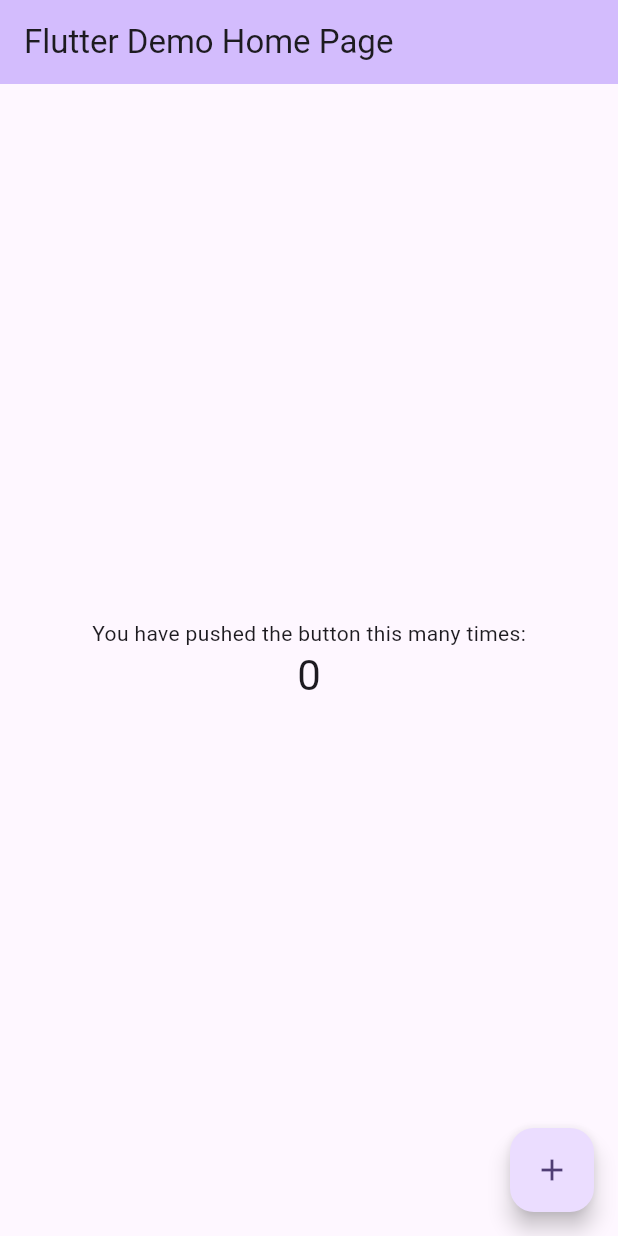
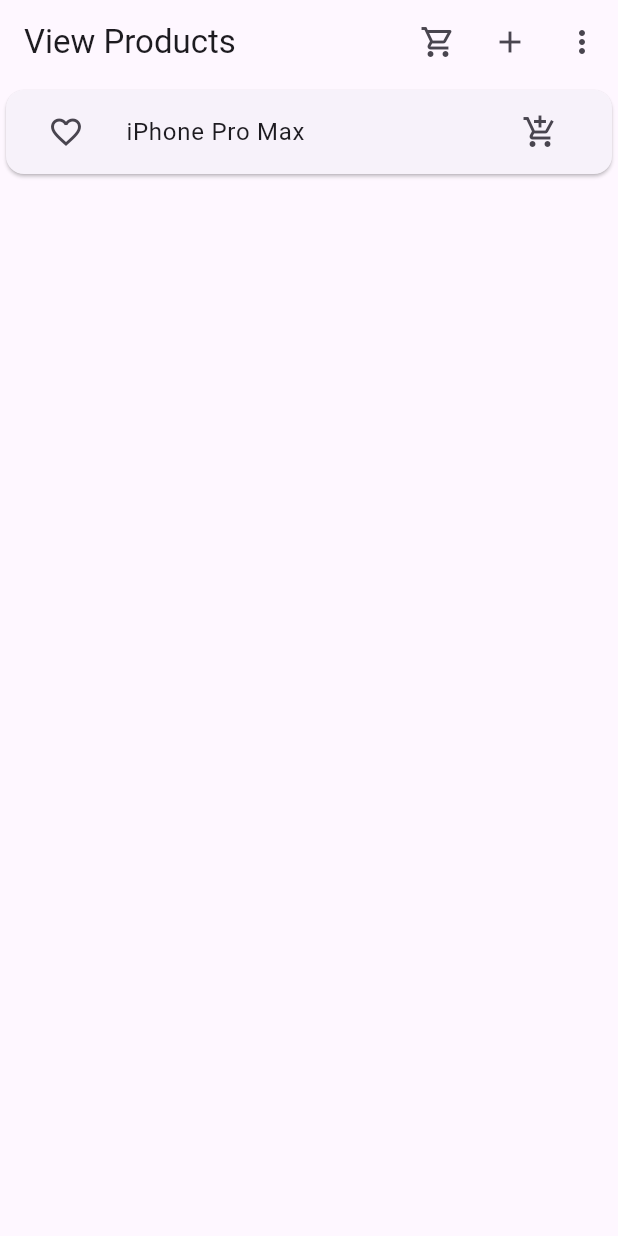
Before and after one commit to ajchrstnosias/MAD_Assignment3, a Flutter app: the screen it shows after launch, on a phone screen of 412 x 824 dp. Run offline on Flutter 3.47's test engine with Material 3 defaults, Android fonts, the phone set to English and light mode, and no system bars; our stand-ins replace realm; generated files the repository leaves out were written again.

Commit message:
2nd push

```diff
--- a/osias_assignment3/lib/main.dart
+++ b/osias_assignment3/lib/main.dart
@@ -1,122 +1,24 @@
 import 'package:flutter/material.dart';
+import 'package:osias_assignment3/models/cart.dart';
+import 'package:osias_assignment3/models/productprovider.dart';
+import 'package:osias_assignment3/screens/product_screen.dart';
+import 'package:provider/provider.dart';
 
 void main() {
-  runApp(const MyApp());
+  runApp(const ShoppingApp());
 }
 
-class MyApp extends StatelessWidget {
-  const MyApp({super.key});
+class ShoppingApp extends StatelessWidget {
+  const ShoppingApp({super.key});
 
-  // This widget is the root of your application.
   @override
   Widget build(BuildContext context) {
-    return MaterialApp(
-      title: 'Flutter Demo',
-      theme: ThemeData(
-        // This is the theme of your application.
-        //
-        // TRY THIS: Try running your application with "flutter run". You'll see
-        // the application has a purple toolbar. Then, without quitting the app,
-        // try changing the seedColor in the colorScheme below to Colors.green
-        // and then invoke "hot reload" (save your changes or press the "hot
-        // reload" button in a Flutter-supported IDE, or press "r" if you used
-        // the command line to start the app).
-        //
-        // Notice that the counter didn't reset back to zero; the application
-        // state is not lost during the reload. To reset the state, use hot
-        // restart instead.
-        //
-        // This works for code too, not just values: Most code changes can be
-        // tested with just a hot reload.
-        colorScheme: ColorScheme.fromSeed(seedColor: Colors.deepPurple),
-      ),
-      home: const MyHomePage(title: 'Flutter Demo Home Page'),
+    return MultiProvider(
+      providers: [
+        ChangeNotifierProvider(create: (context) => ProductProvider()),
+        ChangeNotifierProvider(create: (context) => CartProvider()),
+      ],
+      builder: (context, child) => MaterialApp(home: ProductScreen()),
     );
   }
 }
-
-class MyHomePage extends StatefulWidget {
-  const MyHomePage({super.key, required this.title});
-
-  // This widget is the home page of your application. It is stateful, meaning
-  // that it has a State object (defined below) that contains fields that affect
-  // how it looks.
-
-  // This class is the configuration for the state. It holds the values (in this
-  // case the title) provided by the parent (in this case the App widget) and
-  // used by the build method of the State. Fields in a Widget subclass are
-  // always marked "final".
-
-  final String title;
-
-  @override
-  State<MyHomePage> createState() => _MyHomePageState();
-}
-
-class _MyHomePageState extends State<MyHomePage> {
-  int _counter = 0;
-
-  void _incrementCounter() {
-    setState(() {
-      // This call to setState tells the Flutter framework that something has
-      // changed in this State, which causes it to rerun the build method below
-      // so that the display can reflect the updated values. If we changed
-      // _counter without calling setState(), then the build method would not be
-      // called again, and so nothing would appear to happen.
-      _counter++;
-    });
-  }
-
-  @override
-  Widget build(BuildContext context) {
-    // This method is rerun every time setState is called, for instance as done
-    // by the _incrementCounter method above.
-    //
-    // The Flutter framework has been optimized to make rerunning build methods
-    // fast, so that you can just rebuild anything that needs updating rather
-    // than having to individually change instances of widgets.
-    return Scaffold(
-      appBar: AppBar(
-        // TRY THIS: Try changing the color here to a specific color (to
-        // Colors.amber, perhaps?) and trigger a hot reload to see the AppBar
-        // change color while the other colors stay the same.
-        backgroundColor: Theme.of(context).colorScheme.inversePrimary,
-        // Here we take the value from the MyHomePage object that was created by
-        // the App.build method, and use it to set our appbar title.
-        title: Text(widget.title),
-      ),
-      body: Center(
-        // Center is a layout widget. It takes a single child and positions it
-        // in the middle of the parent.
-        child: Column(
-          // Column is also a layout widget. It takes a list of children and
-          // arranges them vertically. By default, it sizes itself to fit its
-          // children horizontally, and tries to be as tall as its parent.
-          //
-          // Column has various properties to control how it sizes itself and
-          // how it positions its children. Here we use mainAxisAlignment to
-          // center the children vertically; the main axis here is the vertical
-          // axis because Columns are vertical (the cross axis would be
-          // horizontal).
-          //
-          // TRY THIS: Invoke "debug painting" (choose the "Toggle Debug Paint"
-          // action in the IDE, or press "p" in the console), to see the
-          // wireframe for each widget.
-          mainAxisAlignment: MainAxisAlignment.center,
-          children: <Widget>[
-            const Text('You have pushed the button this many times:'),
-            Text(
-              '$_counter',
-              style: Theme.of(context).textTheme.headlineMedium,
-            ),
-          ],
-        ),
-      ),
-      floatingActionButton: FloatingActionButton(
-        onPressed: _incrementCounter,
-        tooltip: 'Increment',
-        child: const Icon(Icons.add),
-      ), // This trailing comma makes auto-formatting nicer for build methods.
-    );
-  }
-}
--- /dev/null
+++ b/osias_assignment3/lib/models/cart.dart
@@ -0,0 +1,30 @@
+import 'package:flutter/material.dart';
+import 'package:osias_assignment3/models/product.dart';
+
+class CartProvider extends ChangeNotifier {
+  List<Cart> _cart = [];
+
+  List get items => _cart;
+
+  int get count => _cart.length;
+
+  int get totalCount {
+    int c = 0;
+    _cart.forEach((i) {
+      c += i.qty;
+    });
+    return c;
+  }
+
+  void addToCart(Cart i) {
+    _cart.add(i);
+    notifyListeners();
+  }
+}
+
+class Cart {
+  final Product product;
+  final int qty;
+
+  Cart({required this.product, this.qty = 1});
+}
--- /dev/null
+++ b/osias_assignment3/lib/models/product.dart
@@ -0,0 +1,11 @@
+import 'package:realm/realm.dart';
+
+part 'product.realm.dart';
+
+@RealmModel()
+class _Product {
+  late String code;
+  late String name;
+  late double price;
+  late bool isFav;
+}
--- /dev/null
+++ b/osias_assignment3/lib/models/product.realm.dart
@@ -0,0 +1,98 @@
+// GENERATED CODE - DO NOT MODIFY BY HAND
+
+part of 'product.dart';
+
+// **************************************************************************
+// RealmObjectGenerator
+// **************************************************************************
+
+// ignore_for_file: type=lint
+class Product extends _Product with RealmEntity, RealmObjectBase, RealmObject {
+  Product(
+    String code,
+    String name,
+    double price,
+    bool isFav,
+  ) {
+    RealmObjectBase.set(this, 'code', code);
+    RealmObjectBase.set(this, 'name', name);
+    RealmObjectBase.set(this, 'price', price);
+    RealmObjectBase.set(this, 'isFav', isFav);
+  }
+
+  Product._();
+
+  @override
+  String get code => RealmObjectBase.get<String>(this, 'code') as String;
+  @override
+  set code(String value) => RealmObjectBase.set(this, 'code', value);
+
+  @override
+  String get name => RealmObjectBase.get<String>(this, 'name') as String;
+  @override
+  set name(String value) => RealmObjectBase.set(this, 'name', value);
+
+  @override
+  double get price => RealmObjectBase.get<double>(this, 'price') as double;
+  @override
+  set price(double value) => RealmObjectBase.set(this, 'price', value);
+
+  @override
+  bool get isFav => RealmObjectBase.get<bool>(this, 'isFav') as bool;
+  @override
+  set isFav(bool value) => RealmObjectBase.set(this, 'isFav', value);
+
+  @override
+  Stream<RealmObjectChanges<Product>> get changes =>
+      RealmObjectBase.getChanges<Product>(this);
+
+  @override
+  Stream<RealmObjectChanges<Product>> changesFor([List<String>? keyPaths]) =>
+      RealmObjectBase.getChangesFor<Product>(this, keyPaths);
+
+  @override
+  Product freeze() => RealmObjectBase.freezeObject<Product>(this);
+
+  EJsonValue toEJson() {
+    return <String, dynamic>{
+      'code': code.toEJson(),
+      'name': name.toEJson(),
+      'price': price.toEJson(),
+      'isFav': isFav.toEJson(),
+    };
+  }
+
+  static EJsonValue _toEJson(Product value) => value.toEJson();
+  static Product _fromEJson(EJsonValue ejson) {
+    if (ejson is! Map<String, dynamic>) return raiseInvalidEJson(ejson);
+    return switch (ejson) {
+      {
+        'code': EJsonValue code,
+        'name': EJsonValue name,
+        'price': EJsonValue price,
+        'isFav': EJsonValue isFav,
+      } =>
+        Product(
+          fromEJson(code),
+          fromEJson(name),
+          fromEJson(price),
+          fromEJson(isFav),
+        ),
+      _ => raiseInvalidEJson(ejson),
+    };
+  }
+
+  static final schema = () {
+    RealmObjectBase.registerFactory(Product._);
+    register(_toEJson, _fromEJson);
+    return const SchemaObject(ObjectType.realmObject, Product, 'Product', [
+      SchemaProperty('code', RealmPropertyType.string),
+      SchemaProperty('name', RealmPropertyType.string),
+      SchemaProperty('price', RealmPropertyType.double),
+      SchemaProperty('isFav', RealmPropertyType.bool),
+    ]);
+  }();
+
+  @override
+  SchemaObject get objectSchema => RealmObjectBase.getSchema(this) ?? schema;
+}
--- /dev/null
+++ b/osias_assignment3/lib/models/productprovider.dart
@@ -0,0 +1,41 @@
+import 'package:flutter/material.dart';
+
+class ProductProvider extends ChangeNotifier {
+  List<Product> _products = [
+    Product(code: "Pro Max", name: "iPhone", price: 2000),
+  ];
+
+  List<Product> get items => _products;
+
+  int get count => _products.length;
+
+  void add(Product p) {
+    _products.add(p);
+    notifyListeners();
+    Navigator.pop;
+  }
+
+  void toggleFav(int i) {
+    _products[i].isFav = !_products[i].isFav;
+    notifyListeners();
+  }
+
+  void deleteProduct(int i) {
+    _products.removeAt(i);
+    notifyListeners();
+  }
+}
+
+class Product {
+  final String code;
+  final String name;
+  final double price;
+  late bool isFav;
+
+  Product({
+    required this.code,
+    required this.name,
+    required this.price,
+    this.isFav = false,
+  });
+}
--- /dev/null
+++ b/osias_assignment3/lib/screens/product_screen.dart
@@ -0,0 +1,125 @@
+import 'package:flutter/material.dart';
+import 'package:osias_assignment3/models/cart.dart';
+import 'package:osias_assignment3/models/productprovider.dart';
+import 'package:provider/provider.dart';
+
+class ProductScreen extends StatelessWidget {
+  var codeCtrl = TextEditingController();
+  var nameCtrl = TextEditingController();
+  var priceCtrl = TextEditingController();
+
+  ProductScreen({super.key});
+
+  @override
+  Widget build(BuildContext context) {
+    return Consumer2<ProductProvider, CartProvider>(
+      builder: (context, products, cartItems, child) {
+        return Scaffold(
+          appBar: AppBar(
+            title: Text("View Products"),
+            actions: [
+              IconButton(
+                onPressed: () {},
+                icon: Icon(Icons.shopping_cart_outlined),
+              ),
+              IconButton(
+                onPressed: () => showAddDialog(context),
+                icon: Icon(Icons.add),
+              ),
+              IconButton(onPressed: () {}, icon: Icon(Icons.more_vert)),
+            ],
+          ),
+          body: ListView.builder(
+            itemCount: products.count,
+            itemBuilder: (context, index) {
+              var product = products.items[index];
+              return Dismissible(
+                background: Container(
+                  height: double.infinity,
+                  width: double.infinity,
+                  child: Align(
+                    alignment: Alignment.centerLeft,
+                    child: Padding(
+                      padding: const EdgeInsets.all(15.0),
+                      child: Icon(Icons.delete_outline, color: Colors.white),
+                    ),
+                  ),
+                  color: Colors.red,
+                ),
+                key: UniqueKey(),
+                direction: DismissDirection.startToEnd,
+                onDismissed: (direction) => doDelete(context, index),
+                child: Card(
+                  child: ListTile(
+                    leading: IconButton(
+                      onPressed: () => products.toggleFav(index),
+                      icon: Icon(
+                        product.isFav ? Icons.favorite : Icons.favorite_border,
+                      ),
+                    ),
+                    title: Text('${product.name} ${product.code}'),
+                    trailing: IconButton(
+                      onPressed: () {},
+                      icon: Icon(Icons.add_shopping_cart),
+                    ),
+                  ),
+                ),
+              );
+            },
+          ),
+        );
+      },
+    );
+  }
+
+  void showAddDialog(BuildContext context) {
+    showDialog(
+      context: context,
+      builder: (context) {
+        return AlertDialog(
+          title: Text('Add Product'),
+          content: Column(
+            mainAxisSize: MainAxisSize.min,
+            children: [
+              TextField(
+                controller: codeCtrl,
+                decoration: InputDecoration(label: Text('Code')),
+              ),
+              TextField(
+                controller: nameCtrl,
+                decoration: InputDecoration(label: Text('Name/Description')),
+              ),
+              TextField(
+                controller: priceCtrl,
+                decoration: InputDecoration(label: Text('Price')),
+              ),
+            ],
+          ),
+          actions: [
+            TextButton(
+              onPressed: () => Navigator.of(context).pop(),
+              child: Text('Cancel'),
+            ),
+            ElevatedButton(
+              onPressed: () {
+                Provider.of<ProductProvider>(context, listen: false).add(
+                  Product(
+                    code: codeCtrl.text,
+                    name: nameCtrl.text,
+                    price: double.tryParse(priceCtrl.text) ?? 0,
+                  ),
+                );
+                Navigator.pop(context);
+              },
+              child: Text('Add'),
+            ),
+          ],
+        );
+      },
+    );
+  }
+
+  void doDelete(BuildContext context, int i) {
+    Provider.of<ProductProvider>(context, listen: false).deleteProduct(i);
+  }
+}
```
Also changed, not shown: osias_assignment3/pubspec.yaml (+4 -16 lines), osias_assignment3/pubspec.lock, 80 other files.
